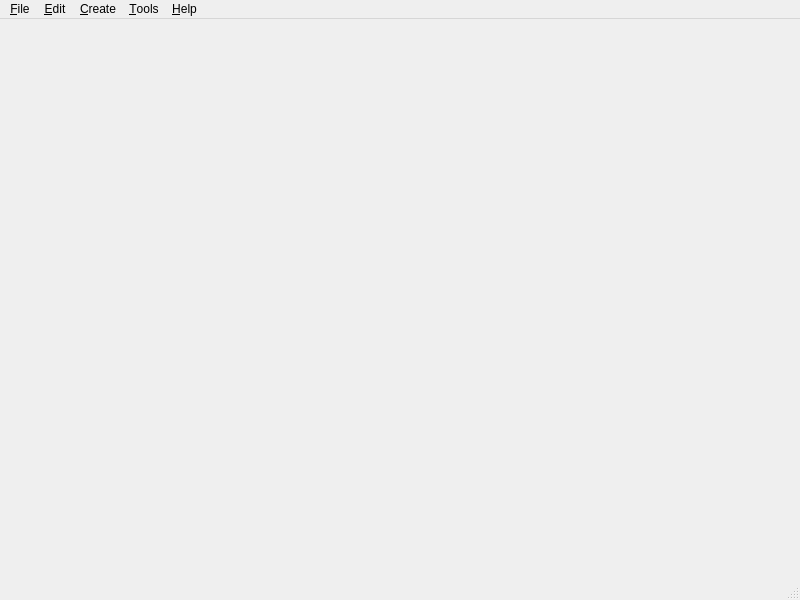
Above: ui_files/main_window.ui from jacobcheatley/trpg-creator before the change. Below: the same form after it.
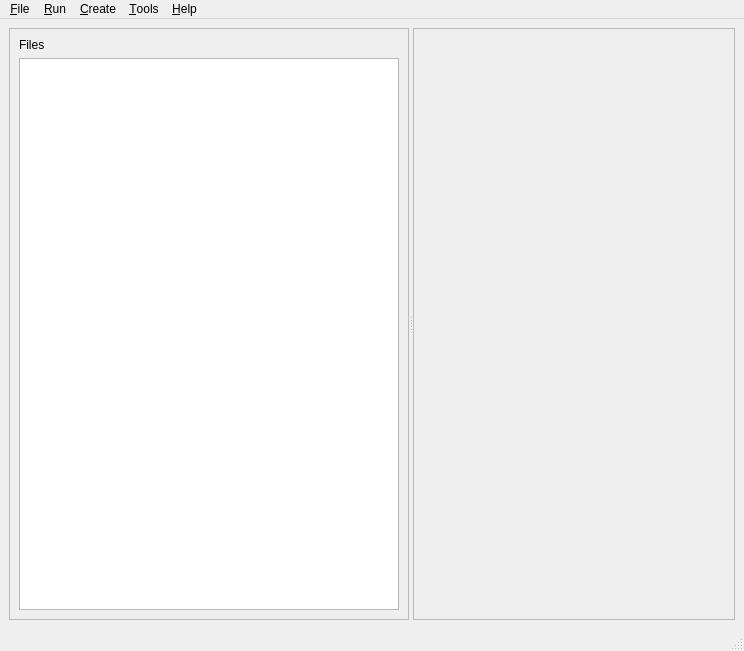
That is the form after the change.

Commit message: Lots of stuff. Context menus mostly.

Diff of the .ui file:
```diff
--- a/ui_files/main_window.ui
+++ b/ui_files/main_window.ui
@@ -6,20 +6,132 @@
    <rect>
     <x>0</x>
     <y>0</y>
-    <width>800</width>
-    <height>600</height>
+    <width>744</width>
+    <height>651</height>
    </rect>
   </property>
+  <property name="sizePolicy">
+   <sizepolicy hsizetype="Expanding" vsizetype="Expanding">
+    <horstretch>0</horstretch>
+    <verstretch>0</verstretch>
+   </sizepolicy>
+  </property>
   <property name="windowTitle">
    <string>TRPG Creator</string>
   </property>
-  <widget class="QWidget" name="centralwidget"/>
+  <widget class="QWidget" name="centralwidget">
+   <layout class="QGridLayout" name="gridLayout">
+    <item row="0" column="0">
+     <widget class="QSplitter" name="splitter">
+      <property name="orientation">
+       <enum>Qt::Horizontal</enum>
+      </property>
+      <property name="opaqueResize">
+       <bool>true</bool>
+      </property>
+      <widget class="QFrame" name="filesFrame">
+       <property name="sizePolicy">
+        <sizepolicy hsizetype="Preferred" vsizetype="Expanding">
+         <horstretch>0</horstretch>
+         <verstretch>0</verstretch>
+        </sizepolicy>
+       </property>
+       <property name="minimumSize">
+        <size>
+         <width>100</width>
+         <height>0</height>
+        </size>
+       </property>
+       <property name="maximumSize">
+        <size>
+         <width>400</width>
+         <height>16777215</height>
+        </size>
+       </property>
+       <property name="baseSize">
+        <size>
+         <width>200</width>
+         <height>0</height>
+        </size>
+       </property>
+       <property name="frameShape">
+        <enum>QFrame::StyledPanel</enum>
+       </property>
+       <property name="frameShadow">
+        <enum>QFrame::Raised</enum>
+       </property>
+       <layout class="QVBoxLayout" name="verticalLayout">
+        <item>
+         <widget class="QLabel" name="filesLabel">
+          <property name="text">
+           <string>Files</string>
+          </property>
+         </widget>
+        </item>
+        <item>
+         <widget class="QTreeView" name="filesTreeView">
+          <property name="sizePolicy">
+           <sizepolicy hsizetype="Expanding" vsizetype="Expanding">
+            <horstretch>0</horstretch>
+            <verstretch>0</verstretch>
+           </sizepolicy>
+          </property>
+          <property name="minimumSize">
+           <size>
+            <width>0</width>
+            <height>0</height>
+           </size>
+          </property>
+          <property name="sizeIncrement">
+           <size>
+            <width>0</width>
+            <height>0</height>
+           </size>
+          </property>
+          <property name="baseSize">
+           <size>
+            <width>0</width>
+            <height>0</height>
+           </size>
+          </property>
+          <property name="contextMenuPolicy">
+           <enum>Qt::CustomContextMenu</enum>
+          </property>
+          <property name="sizeAdjustPolicy">
+           <enum>QAbstractScrollArea::AdjustToContents</enum>
+          </property>
+          <attribute name="headerCascadingSectionResizes">
+           <bool>false</bool>
+          </attribute>
+         </widget>
+        </item>
+       </layout>
+      </widget>
+      <widget class="QScrollArea" name="scrollArea">
+       <property name="widgetResizable">
+        <bool>true</bool>
+       </property>
+       <widget class="QWidget" name="scrollAreaWidgetContents_2">
+        <property name="geometry">
+         <rect>
+          <x>0</x>
+          <y>0</y>
+          <width>318</width>
+          <height>584</height>
+         </rect>
+        </property>
+       </widget>
+      </widget>
+     </widget>
+    </item>
+   </layout>
+  </widget>
   <widget class="QMenuBar" name="menubar">
    <property name="geometry">
     <rect>
      <x>0</x>
      <y>0</y>
-     <width>800</width>
+     <width>744</width>
      <height>25</height>
     </rect>
    </property>
@@ -46,12 +158,6 @@
     <addaction name="separator"/>
     <addaction name="actionQuit"/>
    </widget>
-   <widget class="QMenu" name="menuEdit">
-    <property name="title">
-     <string>&amp;Edit</string>
-    </property>
-    <addaction name="actionUndo"/>
-   </widget>
    <widget class="QMenu" name="menuCreate">
     <property name="title">
      <string>&amp;Create</string>
@@ -73,8 +179,15 @@
     <addaction name="actionDocumentation"/>
     <addaction name="actionAbout"/>
    </widget>
+   <widget class="QMenu" name="menuRun">
+    <property name="title">
+     <string>&amp;Run</string>
+    </property>
+    <addaction name="actionStandard"/>
+    <addaction name="actionDebug"/>
+   </widget>
    <addaction name="menuFile"/>
-   <addaction name="menuEdit"/>
+   <addaction name="menuRun"/>
    <addaction name="menuCreate"/>
    <addaction name="menuTools"/>
    <addaction name="menuHelp"/>
```
Left out of the diff: 34 changed lines with no effect on the pictures. The commit also changes 8 other files.
